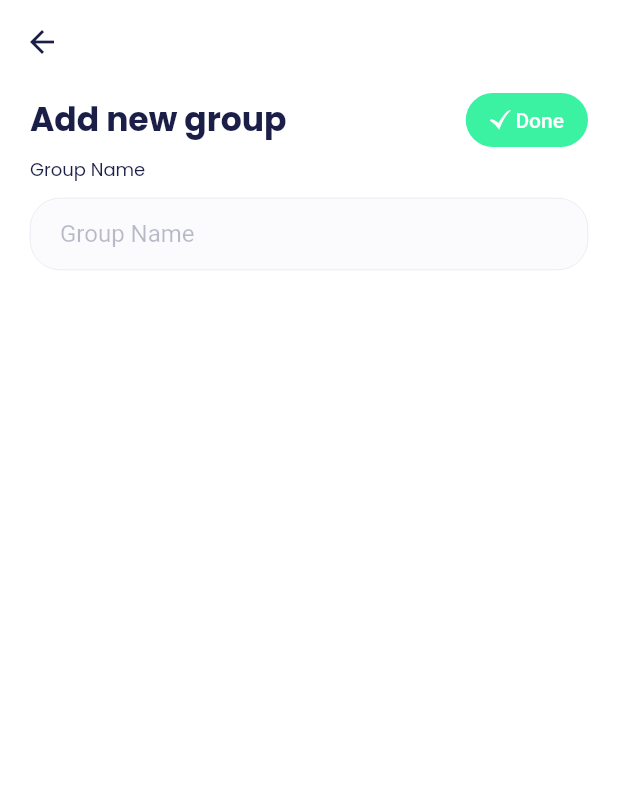
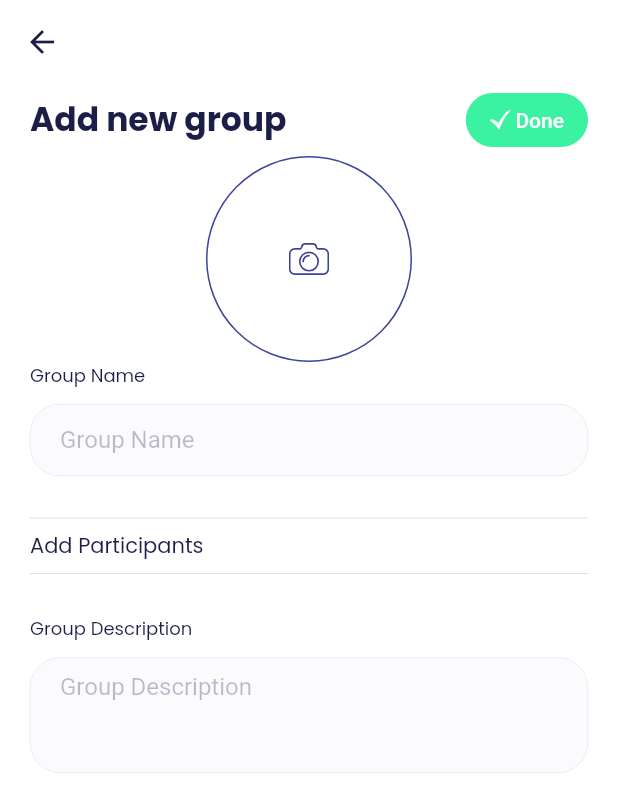
Before and after one commit to Mina-Nabil/shopanizer, a Flutter app: the NewGroupScreen screen opened directly, on a phone screen of 412 x 824 dp. Shown: the top 812 px of the screen. Run offline on Flutter 3.47's test engine with Material 2 defaults, Android fonts, the light colour scheme and no system bars; our stand-ins replace flutter_svg.

Commit message:
working on New group screen

```diff
--- a/lib/screens/home/new_group_screen.dart
+++ b/lib/screens/home/new_group_screen.dart
@@ -1,6 +1,9 @@
 import 'package:flutter/material.dart';
+import 'package:shopanizer/shared/paths.dart';
+import 'package:shopanizer/shared/themes/shopanizer_theme.dart';
 import 'package:shopanizer/shared/widgets/buttons.dart';
 import 'package:shopanizer/shared/widgets/textbox_with_label.dart';
+import 'package:flutter_svg/svg.dart';
 
 class NewGroupScreen extends StatefulWidget {
   @override
@@ -8,7 +11,8 @@ class NewGroupScreen extends StatefulWidget {
 }
 
 class _NewGroupScreenState extends State<NewGroupScreen> {
-  TextEditingController _groupLabelController = new TextEditingController();
+  TextEditingController _groupNameController = new TextEditingController();
+  TextEditingController _groupDescController = new TextEditingController();
 
   @override
   Widget build(BuildContext context) {
@@ -18,6 +22,7 @@ class _NewGroupScreenState extends State<NewGroupScreen> {
         padding: EdgeInsets.symmetric(
           horizontal: 20,
         ),
+        child: SingleChildScrollView(
           child: Column(
             crossAxisAlignment: CrossAxisAlignment.stretch,
             children: [
@@ -28,15 +33,60 @@ class _NewGroupScreenState extends State<NewGroupScreen> {
                     "Add new group",
                     style: TextStyle(fontSize: 22, fontWeight: FontWeight.bold),
                   ),
-                DoneButton(onPressed: () {},)
+                  DoneButton(
+                    onPressed: () {},
+                  )
                 ],
               ),
+              Container(
+                height: MediaQuery.of(context).size.width / 3,
+                decoration: BoxDecoration(
+                  shape: BoxShape.circle,
+                  border: Border.all(
+                    color: ShopColors.primary,
+                  ),
+                ),
+                child: Stack(
+                  children: [
+                    Center(
+                      child: ClipOval(
+                          child: AspectRatio(
+                        aspectRatio: 1.0,
+                        child: SvgPicture.asset(
+                          Paths.camera,
+                          fit: BoxFit.scaleDown,
+                          color: ShopColors.primary,
+                        ),
+                      )),
+                    ),
+                  ],
+                ),
+              ),
               TextBoxWithLabel(
-              controller: _groupLabelController,
+                controller: _groupNameController,
                 labelText: "Group Name",
                 placeHolder: "Group Name",
               ),
+              SizedBox(
+                height: 20,
+              ),
+              Divider(),
+              Text("Add Participants"),
+              Divider(),
+              SizedBox(
+                height: 20,
+              ),
+              TextBoxWithLabel(
+                controller: _groupDescController,
+                labelText: "Group Description",
+                placeHolder: "Group Description",
+                maxLines: 3,
+              ),
+              SizedBox(
+                height: 20,
+              ),
             ],
+          ),
         ),
       ),
     );
--- a/lib/shared/paths.dart
+++ b/lib/shared/paths.dart
@@ -22,4 +22,5 @@ class Paths {
   static final String xIcon = 'assets/icons/xIcon.svg';
 
 
+  static final String camera = "assets/icons/camera.svg";
 }
--- a/pubspec.yaml
+++ b/pubspec.yaml
@@ -51,6 +51,7 @@ flutter:
     - assets/icons/group.svg
     - assets/icons/list.svg
     - assets/icons/check.svg
+    - assets/icons/camera.svg
     - assets/icons/star.svg
     - assets/icons/cross.svg
     - assets/icons/emptyStar.svg
```
Also changed, not shown: assets/icons/camera.svg (added). Lines whose indentation alone changed are shown as unchanged.
